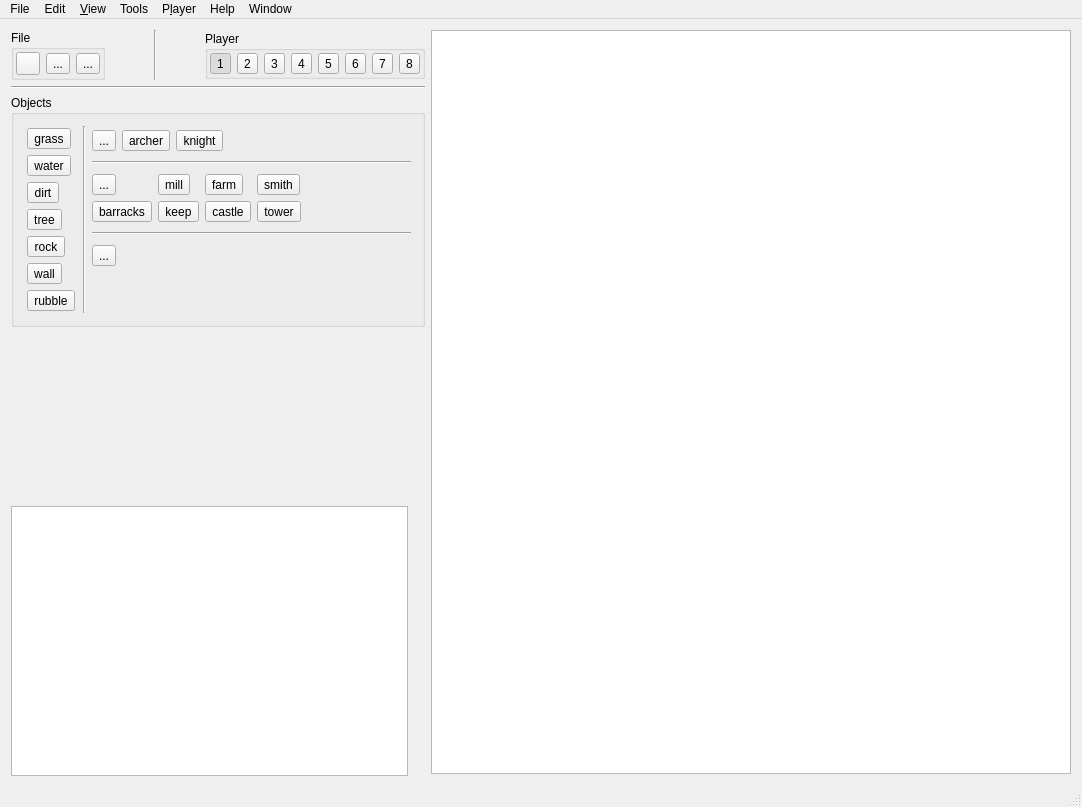
Qt form MapEditor/mainwindow.ui (projectdelphai/ECS160_MapEditor) before a commit.
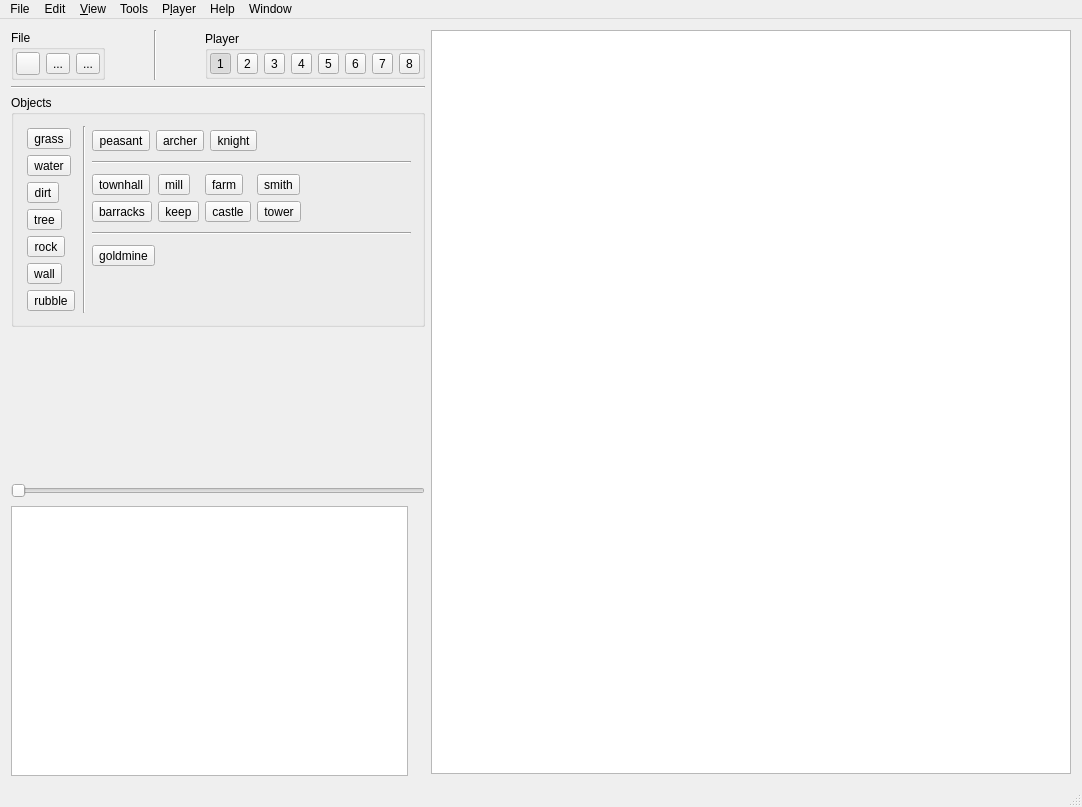
The same form after that commit. Icons and pictures are not drawn.

Commit message: Created status bar zoom slider

Patch:
```diff
--- a/MapEditor/mainwindow.ui
+++ b/MapEditor/mainwindow.ui
@@ -520,11 +520,7 @@
              <item row="0" column="0">
               <widget class="QToolButton" name="tool_peasant1">
                <property name="text">
-                <string>...</string>
-               </property>
-               <property name="icon">
-                <iconset>
-                 <normaloff>:/toolbar/icons/toolbar/tool_peasant.png</normaloff>:/toolbar/icons/toolbar/tool_peasant.png</iconset>
+                <string>peasant</string>
                </property>
                <property name="iconSize">
                 <size>
@@ -643,11 +639,7 @@
              <item row="0" column="0">
               <widget class="QToolButton" name="tool_townhall1">
                <property name="text">
-                <string>...</string>
-               </property>
-               <property name="icon">
-                <iconset>
-                 <normaloff>:/toolbar/icons/toolbar/tool_townhall.png</normaloff>:/toolbar/icons/toolbar/tool_townhall.png</iconset>
+                <string>townhall</string>
                </property>
                <property name="iconSize">
                 <size>
@@ -760,11 +752,7 @@
              <item row="0" column="0">
               <widget class="QToolButton" name="tool_goldmine">
                <property name="text">
-                <string>...</string>
-               </property>
-               <property name="icon">
-                <iconset>
-                 <normaloff>:/toolbar/icons/toolbar/tool_goldmine.png</normaloff>:/toolbar/icons/toolbar/tool_goldmine.png</iconset>
+                <string>goldmine</string>
                </property>
                <property name="iconSize">
                 <size>
@@ -819,6 +807,13 @@
         </property>
        </spacer>
       </item>
+      <item>
+       <widget class="QSlider" name="zoomSlider">
+        <property name="orientation">
+         <enum>Qt::Horizontal</enum>
+        </property>
+       </widget>
+      </item>
       <item>
        <widget class="QGraphicsView" name="graphicsView_2">
         <property name="sizePolicy">
```
Left out of the diff: 8 changed lines with no effect on the pictures. The commit also changes 1 other file.
